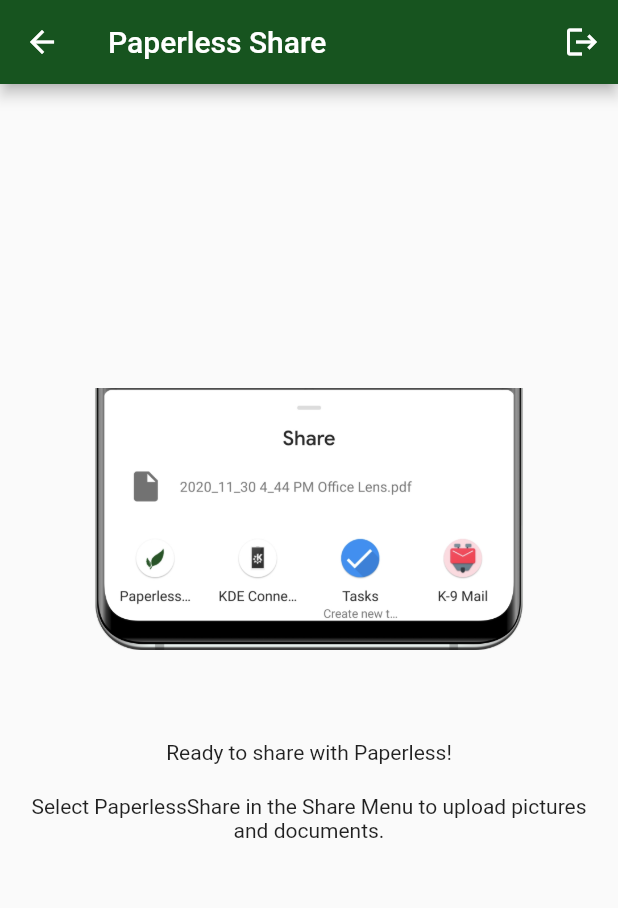
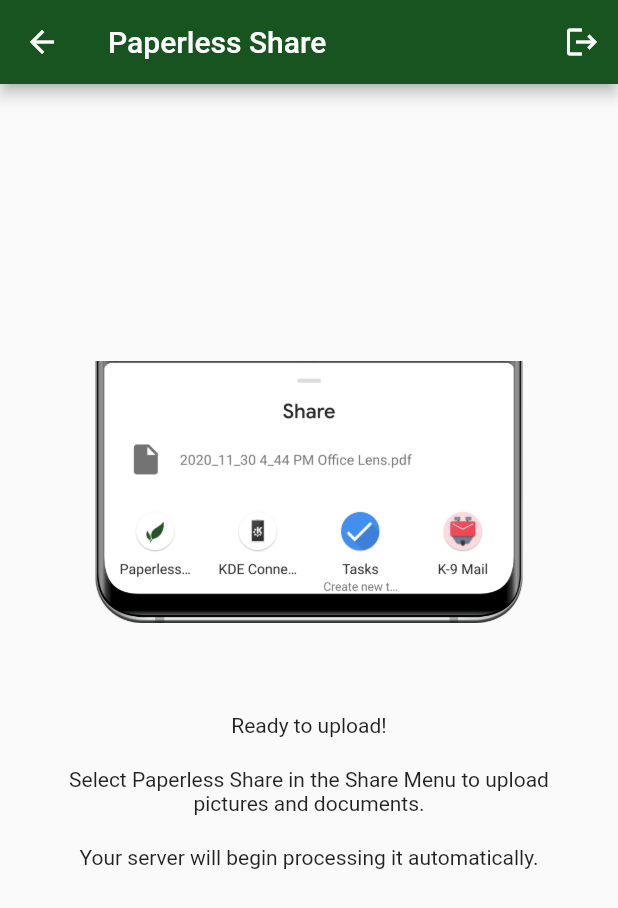
Before and after one commit to qcasey/paperless_share, a Flutter app: the SharePage screen opened by its route, on a phone screen of 412 x 824 dp. Shown: the top 908 px of the screen. Run offline on Flutter 3.47's test engine with Material 2 defaults, Android fonts, the phone set to English and light mode, and no system bars; our stand-ins replace dio, fluttertoast; missing offline and left inert: encrypted_shared_preferences, receive_sharing_intent, regexed_validator; accounts and stored records are empty; statements that could not run were skipped.

Commit message:
clearer text

```diff
--- a/lib/class/login_form.dart
+++ b/lib/class/login_form.dart
@@ -99,7 +99,7 @@
         child: RaisedButton(
           textColor: Colors.white,
           color: Color(0xFF17541f),
-          child: Text('Start'),
+          child: Text('Login'),
           onPressed: () async {
             if (_formKey.currentState.validate()) {
               Scaffold.of(context)
--- a/lib/share.dart
+++ b/lib/share.dart
@@ -150,9 +150,10 @@
         child: Column(
           mainAxisAlignment: MainAxisAlignment.center,
           children: [
-            _paddedText("Ready to share with Paperless!"),
+            _paddedText("Ready to upload!"),
             _paddedText(
-                "Select PaperlessShare in the Share Menu to upload pictures and documents."),
+                "Select Paperless Share in the Share Menu to upload pictures and documents."),
+            _paddedText("Your server will begin processing it automatically."),
           ],
         ));
   }
```
